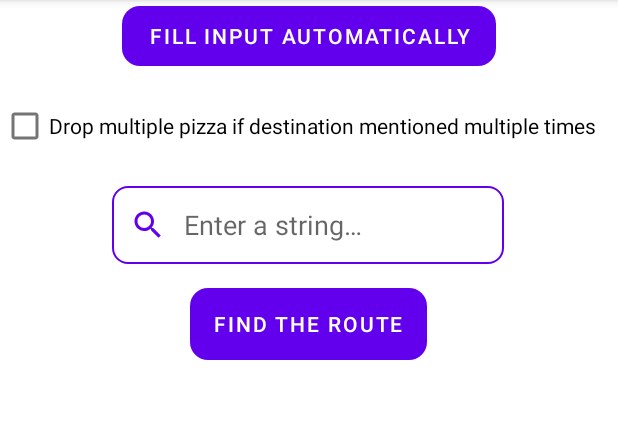
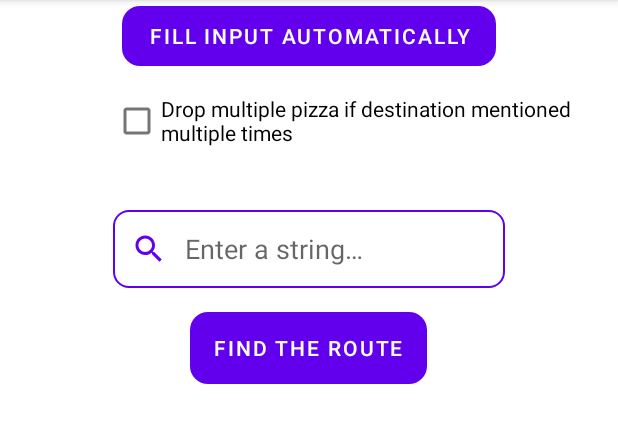
Before and after one commit to papertigify/PizzaRobot, an Android app: the screen it shows after launch (MainActivity), on a phone screen of 412 x 824 dp, the part 84-527 px from its top. Run offline under Robolectric (Android 15) with nearby library versions, the phone set to English and light mode, and no system bars; our stand-ins replace Dagger/Hilt's generated code.

Commit message:
refactor: little ui refactor

```diff
--- a/app/src/main/AndroidManifest.xml
+++ b/app/src/main/AndroidManifest.xml
@@ -10,7 +10,8 @@
         android:roundIcon="@mipmap/ic_launcher_round"
         android:supportsRtl="true"
         android:theme="@style/Theme.RobotDeliveryman">
-        <activity android:name=".ui.MainActivity">
+        <activity android:name=".ui.MainActivity"
+            android:screenOrientation="portrait">
             <intent-filter>
                 <action android:name="android.intent.action.MAIN" />
 
--- a/app/src/main/res/layout/activity_main.xml
+++ b/app/src/main/res/layout/activity_main.xml
@@ -10,7 +10,7 @@
         android:id="@+id/editText"
         android:layout_width="261dp"
         android:layout_height="52dp"
-        android:layout_marginTop="124dp"
+        android:layout_marginTop="140dp"
         android:background="@drawable/custom_edit_text"
         android:drawableStart="@drawable/search_icon"
         android:drawablePadding="12dp"
@@ -19,7 +19,6 @@
         android:paddingStart="12dp"
         android:paddingEnd="12dp"
         app:layout_constraintEnd_toEndOf="parent"
-        app:layout_constraintHorizontal_bias="0.497"
         app:layout_constraintStart_toStartOf="parent"
         app:layout_constraintTop_toTopOf="parent" />
 
@@ -86,12 +85,12 @@
 
     <CheckBox
         android:id="@+id/checkBox"
-        android:layout_width="wrap_content"
-        android:layout_height="wrap_content"
-        android:layout_marginTop="16dp"
+        android:layout_width="331dp"
+        android:layout_height="49dp"
+        android:layout_marginTop="12dp"
         android:text="@string/multiple_pizza"
         app:layout_constraintEnd_toEndOf="parent"
-        app:layout_constraintHorizontal_bias="0.05"
+        app:layout_constraintHorizontal_bias="0.937"
         app:layout_constraintStart_toStartOf="parent"
         app:layout_constraintTop_toBottomOf="@+id/buttonFillAutomatically" />
 
--- a/app/src/main/res/values/strings.xml
+++ b/app/src/main/res/values/strings.xml
@@ -1,6 +1,6 @@
 <resources>
     <string name="app_name">RobotDeliveryman</string>
-    <string name="pizza_delivery_robot_route">Robot route: </string>
+    <string name="pizza_delivery_robot_route">Robot\'s route: </string>
     <string name="enter_a_string">Enter a string…</string>
     <string name="find_the_route">Find the route</string>
     <string name="fill_input_automatically">Fill input automatically</string>
```
